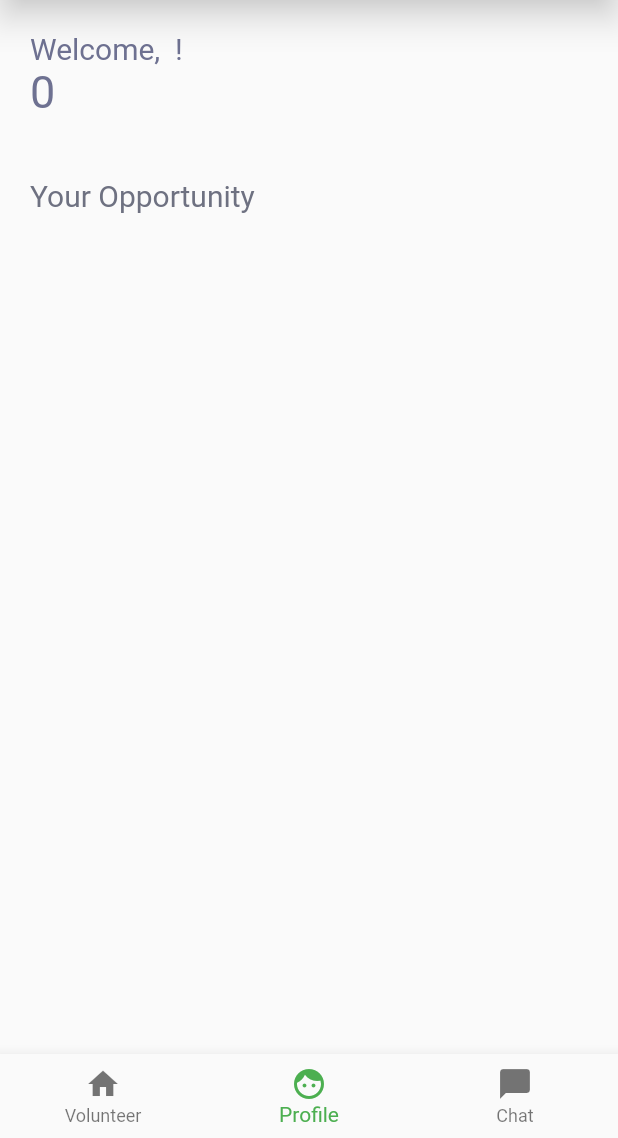
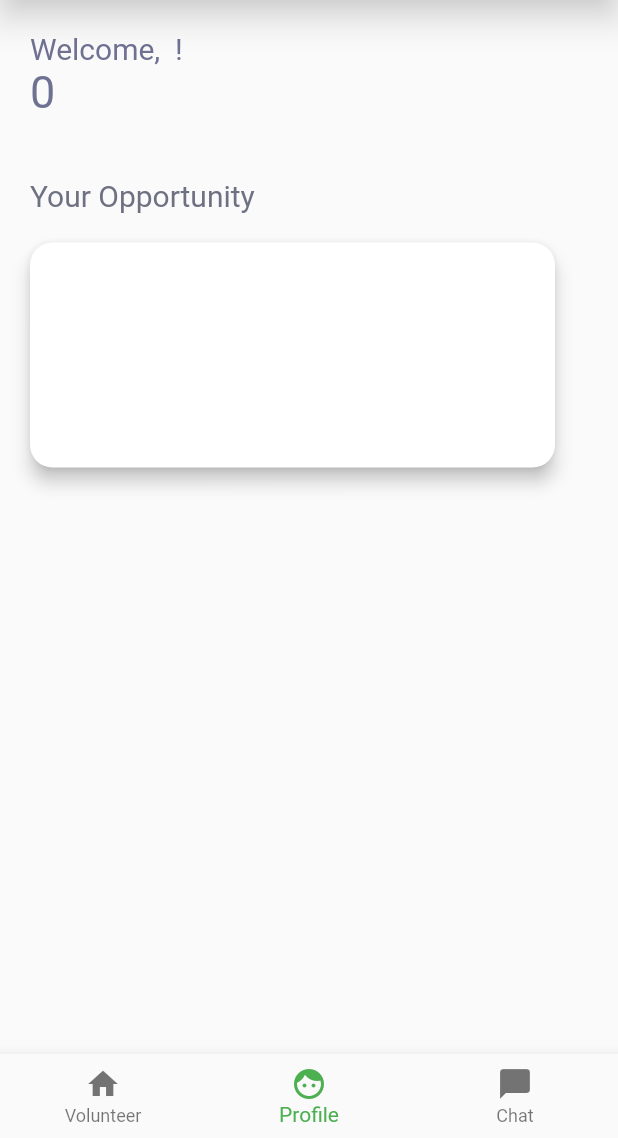
Before and after one commit to EruelUrsua/HelpJuan, a Flutter app: the screen it shows after launch, item 2 of the bottom bar chosen, on a phone screen of 412 x 824 dp, the part 98-1236 px from its top. Run offline on Flutter 3.47's test engine with Material 2 defaults, Android fonts, the phone set to English and light mode, and no system bars; Roboto replaces fonts that are missing (Questrial).

Commit message:
Profile 'your opportunity' box

```diff
--- a/lib/profile.dart
+++ b/lib/profile.dart
@@ -50,6 +50,20 @@ class Profile extends StatelessWidget {
               ),
             ),
           ),
+
+          Container(
+            margin: EdgeInsets.fromLTRB(20.0, 20.0, 0.0, 0.0),
+            child: Row(
+              children: [
+                PhysicalModel(
+                  color: Colors.white,
+                  elevation: 5,
+                  borderRadius: BorderRadius.circular(15),
+                  child: Container(width: 350, height: 150),
+                ),
+              ],
+            ),
+          ),
         ],
       ),
     );
```
